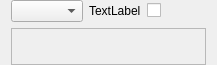
This is src/ui/multiswitchparamwidget_ui.ui in KDE/kdenlive as Qt 5 draws it before an edit. The edited form follows.
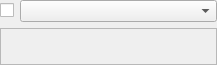
This is the edited form.

Commit message: Convert the remaining params to the new layout

What changed in the file:
```diff
--- a/src/ui/multiswitchparamwidget_ui.ui
+++ b/src/ui/multiswitchparamwidget_ui.ui
@@ -15,30 +15,46 @@
    </rect>
   </property>
   <layout class="QGridLayout" name="gridLayout">
+   <property name="leftMargin">
+    <number>0</number>
+   </property>
    <property name="topMargin">
     <number>0</number>
    </property>
+   <property name="rightMargin">
+    <number>0</number>
+   </property>
    <property name="bottomMargin">
     <number>0</number>
    </property>
-   <item row="0" column="2">
+   <item row="0" column="0">
+    <layout class="QHBoxLayout" name="horizontalLayout">
+     <item>
     <widget class="QCheckBox" name="m_checkBox">
+       <property name="sizePolicy">
+        <sizepolicy hsizetype="Maximum" vsizetype="Fixed">
+         <horstretch>0</horstretch>
+         <verstretch>0</verstretch>
+        </sizepolicy>
+       </property>
      <property name="text">
       <string/>
      </property>
     </widget>
    </item>
-   <item row="0" column="0">
-    <widget class="QComboBox" name="methodCombo"/>
-   </item>
-   <item row="0" column="1">
-    <widget class="QLabel" name="m_labelName">
-     <property name="text">
-      <string>TextLabel</string>
+     <item>
+      <widget class="QComboBox" name="methodCombo">
+       <property name="sizePolicy">
+        <sizepolicy hsizetype="MinimumExpanding" vsizetype="Fixed">
+         <horstretch>0</horstretch>
+         <verstretch>0</verstretch>
+        </sizepolicy>
      </property>
     </widget>
    </item>
-   <item row="1" column="0" colspan="5">
+    </layout>
+   </item>
+   <item row="1" column="0">
     <widget class="QWidget" name="m_widgetComment" native="true">
      <layout class="QGridLayout" name="gridLayout_2">
       <property name="leftMargin">
```
Lines whose indentation alone changed are shown as unchanged. The commit also changes 24 other files.
